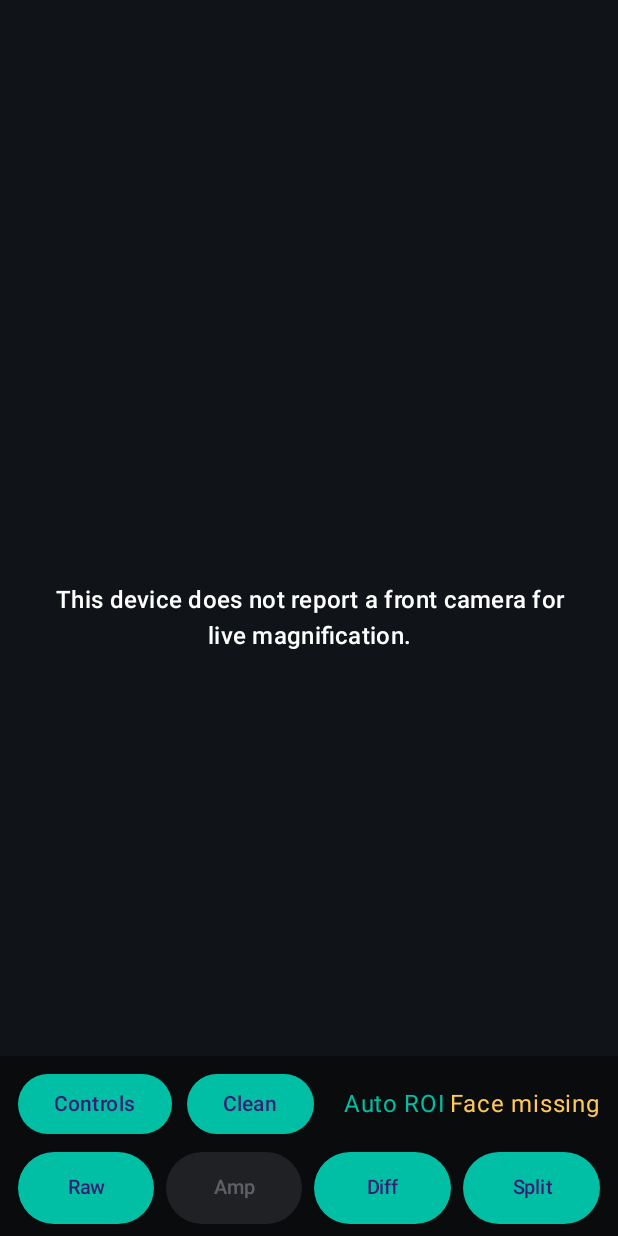
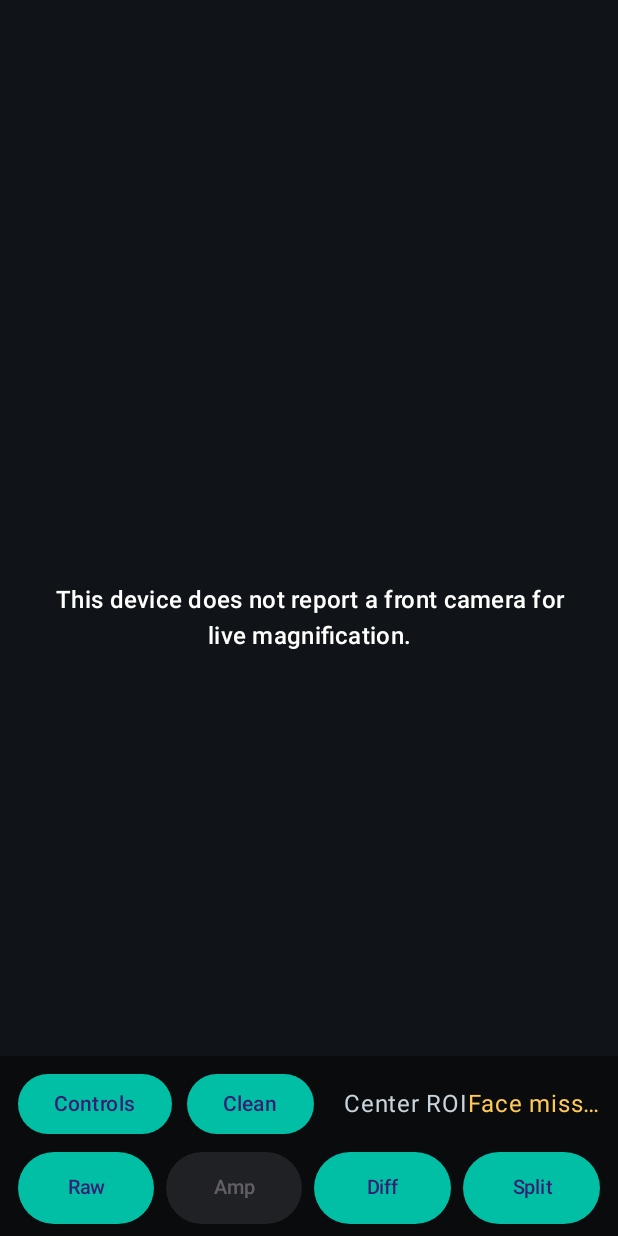
Before and after one commit to dnrohr/eulerian-magnification, an Android app built with Jetpack Compose: the screen it shows after launch (MainActivity), on a phone screen of 412 x 824 dp. Run offline under Robolectric (Android 15) with nearby library versions, the phone set to English and light mode, and no system bars; libraries missing offline, so code that uses them is left out: androidx.camera.camera2, androidx.camera.core, androidx.camera.lifecycle, androidx.camera.view.

Commit message:
Stabilize auto ROI tracking

```diff
--- a/app/src/main/java/com/dnrohr/eulerianmagnification/MainActivity.kt
+++ b/app/src/main/java/com/dnrohr/eulerianmagnification/MainActivity.kt
@@ -82,6 +82,7 @@ import com.dnrohr.eulerianmagnification.analysis.RecordedVideoDecodeOptions
 import com.dnrohr.eulerianmagnification.analysis.RecordedVideoFrameDecoder
 import com.dnrohr.eulerianmagnification.analysis.RecordedVideoProcessor
 import com.dnrohr.eulerianmagnification.analysis.RecordedVideoValidationResult
+import com.dnrohr.eulerianmagnification.analysis.RoiState
 import com.dnrohr.eulerianmagnification.analysis.ViewMode
 import com.dnrohr.eulerianmagnification.capabilities.CapabilityReportStore
 import com.dnrohr.eulerianmagnification.capabilities.CapabilityReporter
@@ -1046,8 +1047,8 @@ private fun CompactStatusOverlay(
                 overflow = TextOverflow.Ellipsis,
             )
             Text(
-                text = if (manualRoi == null) "Auto ROI" else "Manual ROI",
-                color = if (manualRoi == null) Color(0xFF00BFA5) else Color(0xFFFFC857),
+                text = sample.roiState.label,
+                color = roiStateColor(sample.roiState),
                 maxLines = 1,
             )
             Text(
@@ -1123,6 +1124,15 @@ private fun QualityStatusRow(statuses: List<QualityStatus>) {
 
 private fun qualityColor(statuses: List<QualityStatus>): Color {
     return if (statuses == listOf(QualityStatus.Good)) Color(0xFF00BFA5) else Color(0xFFFFC857)
+}
+
+private fun roiStateColor(state: RoiState): Color {
+    return when (state) {
+        RoiState.Manual -> Color(0xFFFFC857)
+        RoiState.Tracking -> Color(0xFF00BFA5)
+        RoiState.Frozen -> Color(0xFFFFC857)
+        RoiState.Center -> Color(0xFFC8D3DC)
+    }
 }
 
 @Composable
--- a/app/src/main/java/com/dnrohr/eulerianmagnification/analysis/AnalysisSample.kt
+++ b/app/src/main/java/com/dnrohr/eulerianmagnification/analysis/AnalysisSample.kt
@@ -12,7 +12,15 @@ data class AnalysisSample(
     val frameWidth: Int = 0,
     val frameHeight: Int = 0,
     val rotationDegrees: Int = 0,
+    val roiState: RoiState = RoiState.Center,
 )
+
+enum class RoiState(val label: String) {
+    Manual("Manual ROI"),
+    Tracking("Tracking"),
+    Frozen("Frozen ROI"),
+    Center("Center ROI"),
+}
 
 data class NormalizedRect(
     val left: Float,
--- a/app/src/main/java/com/dnrohr/eulerianmagnification/analysis/RoiSmoother.kt
+++ b/app/src/main/java/com/dnrohr/eulerianmagnification/analysis/RoiSmoother.kt
@@ -19,6 +19,10 @@ class RoiSmoother(
         return smoothed
     }
 
+    fun reset() {
+        current = null
+    }
+
     private fun NormalizedRect.distanceTo(other: NormalizedRect): Float {
         return abs(left - other.left) +
             abs(top - other.top) +
```
Also changed, not shown: app/src/main/java/com/dnrohr/eulerianmagnification/analysis/PulseRoiAnalyzer.kt (+24 -3 lines), app/src/main/java/com/dnrohr/eulerianmagnification/analysis/RoiTracker.kt (+12 -0 lines), 5 other files.
